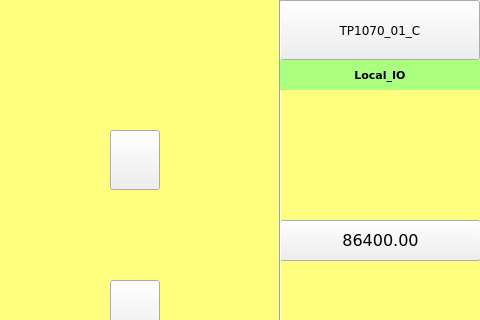
MECTsrl/mect_apps, file TP1070_01_C/Octopus_Prey/page100.ui: the form before one commit; both pictures show x 320 to 800 and y 0 to 320 of the 800 by 480 pixel window.
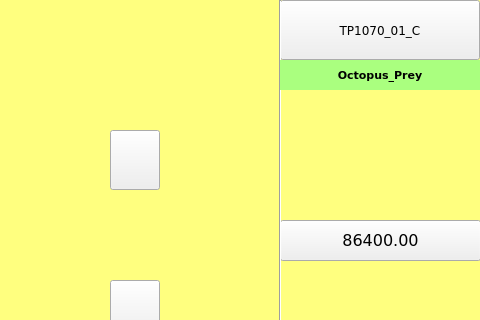
The form after the commit. Custom widgets are drawn as their Qt base class.

Commit message: Octopus_Head and Prey review.

What changed in the file:
```diff
--- a/TP1070_01_C/Octopus_Prey/page100.ui
+++ b/TP1070_01_C/Octopus_Prey/page100.ui
@@ -658,7 +658,7 @@
     <string notr="true">background-color: rgb(170, 255, 127);</string>
    </property>
    <property name="text">
-    <string>Local_IO</string>
+<string>Octopus_Prey</string>
    </property>
    <property name="alignment">
     <set>Qt::AlignCenter</set>
```
Left out of the diff: 11 changed lines with no effect on the pictures. Lines whose indentation alone changed are shown as unchanged. The commit also changes 112 other files.
